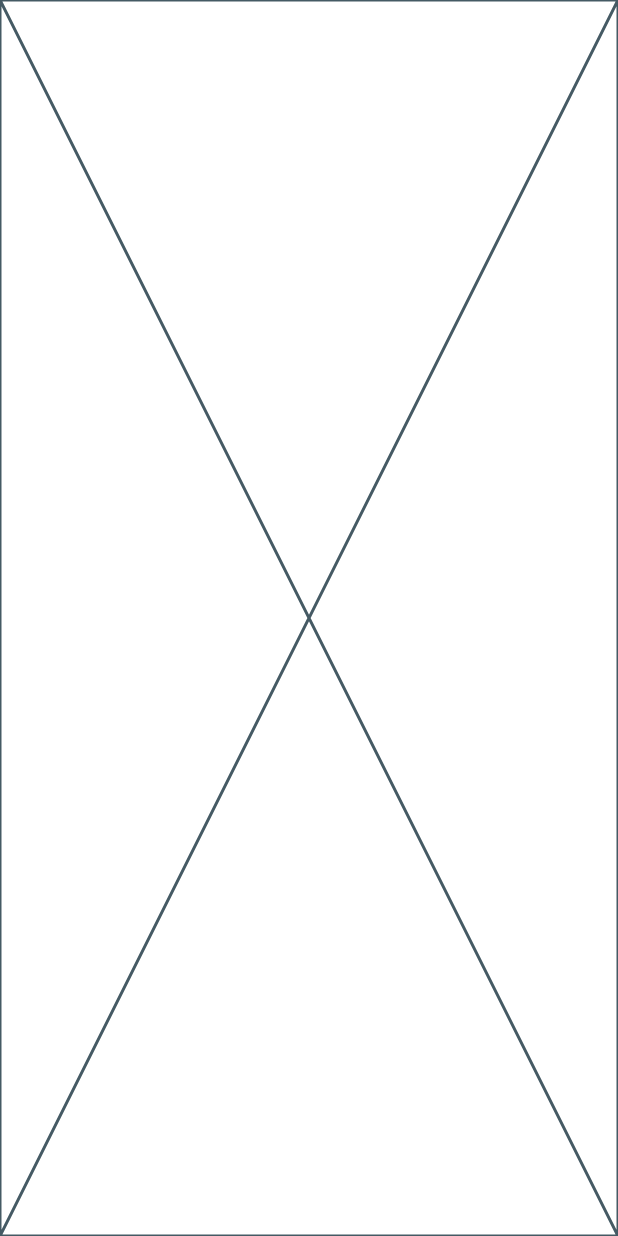
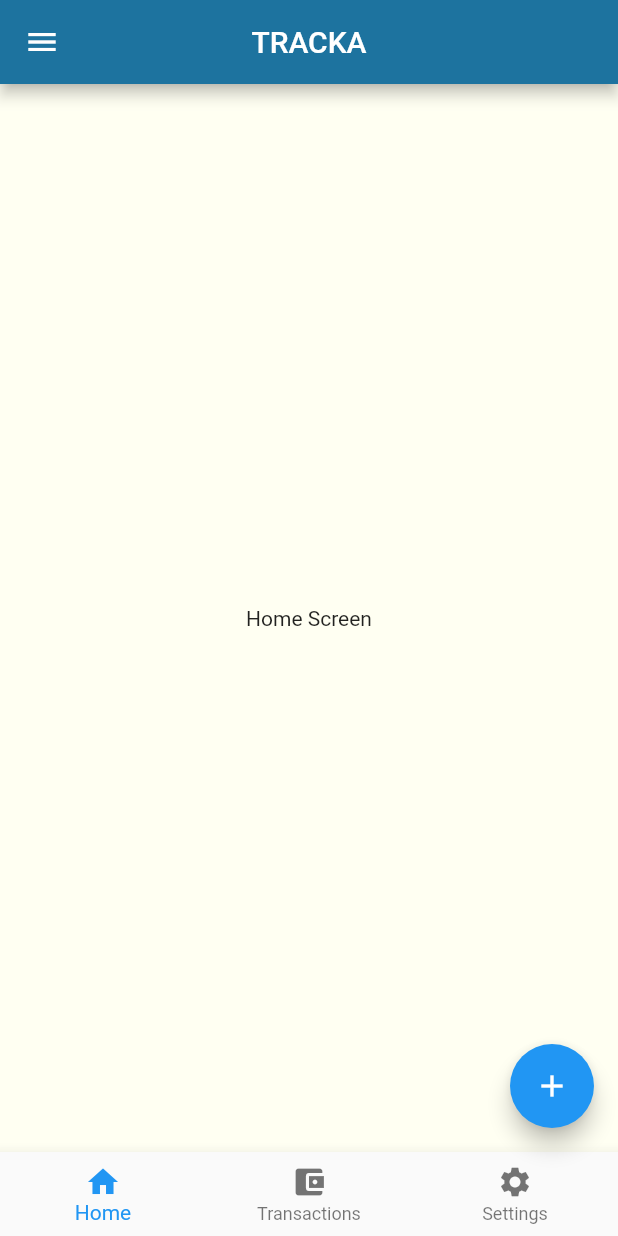
Before and after one commit to jeremiah-olisa/tracka, a Flutter app: the screen it shows after launch, on a phone screen of 412 x 824 dp. Run offline on Flutter 3.47's test engine with Material 2 defaults, Android fonts, the phone set to English and light mode, and no system bars; our stand-ins replace flutter_svg, google_nav_bar.

Commit message:
home page and bottom nav

```diff
--- a/lib/src/screens/home_screen.dart
+++ b/lib/src/screens/home_screen.dart
@@ -1,15 +1,39 @@
 import 'package:flutter/material.dart';
+import 'package:tracka/src/widgets/bottom_nav.dart';
 
-class HomeScreen extends StatefulWidget {
+class HomeScreen extends StatelessWidget {
   const HomeScreen({super.key});
 
-  @override
-  State<HomeScreen> createState() => _HomeScreenState();
-}
-
-class _HomeScreenState extends State<HomeScreen> {
+  // This is a placeholder for your next screen (e.g., Authentication Screen)
   @override
   Widget build(BuildContext context) {
-    return const Placeholder();
+    void addEntry() {
+      showDialog(
+        context: context,
+        builder: (context) {
+          return const AlertDialog();
+        },
+      );
+    }
+
+    return Scaffold(
+      backgroundColor: const Color(0xffFFFFF2),
+      floatingActionButton: FloatingActionButton(
+        onPressed: addEntry,
+        child: const Icon(Icons.add),
+      ),
+      drawer: const Drawer(),
+      appBar: AppBar(
+        title: const Text("TRACKA"),
+        backgroundColor: const Color(0xff1D739F),
+        centerTitle: true,
+      ),
+      bottomNavigationBar: BottomNavigation(
+        onTabChange: (index) => {},
+      ),
+      body: const Center(
+        child: Text("Home Screen"),
+      ),
+    );
   }
 }
--- /dev/null
+++ b/lib/src/widgets/bottom_nav.dart
@@ -0,0 +1,27 @@
+import 'package:flutter/material.dart';
+import 'package:google_nav_bar/google_nav_bar.dart';
+
+class BottomNavigation extends StatelessWidget {
+  void Function(int)? onTabChange;
+
+  BottomNavigation({super.key, required this.onTabChange});
+
+  // This is a placeholder for your next screen (e.g., Authentication Screen)
+  @override
+  Widget build(BuildContext context) {
+    return BottomNavigationBar(items: const [
+      BottomNavigationBarItem(
+        icon: Icon(Icons.home),
+        label: "Home",
+      ),
+      BottomNavigationBarItem(
+        icon: Icon(Icons.account_balance_wallet),
+        label: "Transactions",
+      ),
+      BottomNavigationBarItem(
+        icon: Icon(Icons.settings),
+        label: "Settings",
+      ),
+    ]);
+  }
+}
--- a/pubspec.yaml
+++ b/pubspec.yaml
@@ -15,6 +15,7 @@ dependencies:
   flutter_localizations:
     sdk: flutter
   flutter_svg: ^2.0.8
+  google_nav_bar: ^5.0.6
 
 dev_dependencies:
   flutter_test:
```
